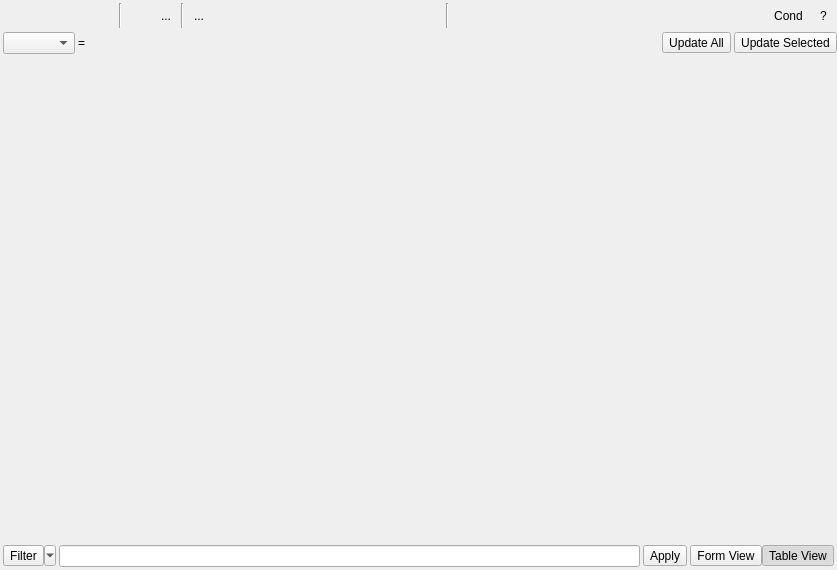
This is src/ui/qgsattributetabledialog.ui in qgis/QGIS as Qt 5 draws it before an edit. The edited form follows.
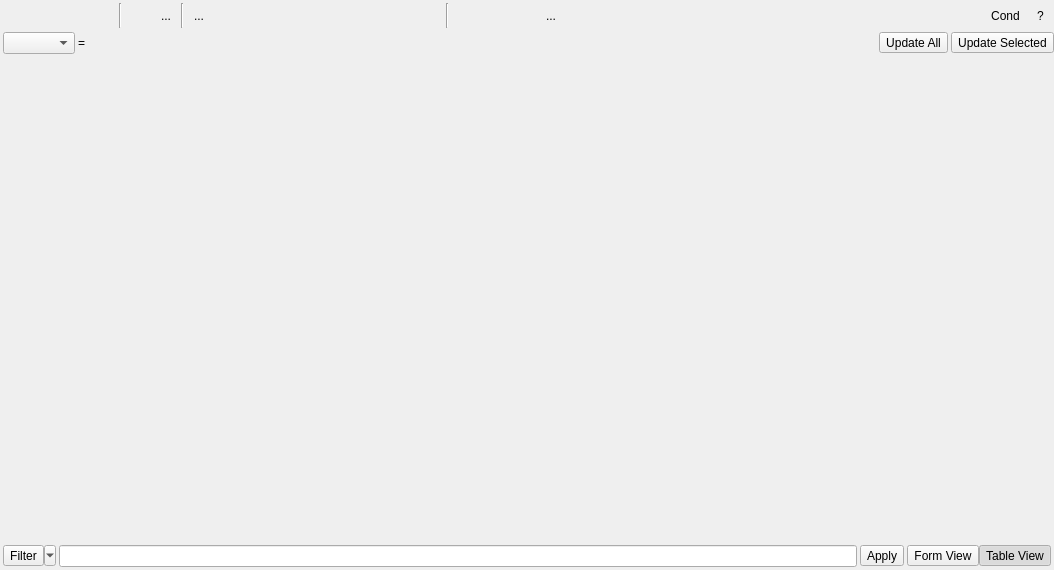
This is the edited form. Icons and pictures are not drawn. Custom widgets are drawn as their Qt base class.

Commit message: Add a possibility to hide a column in the attribute table

```diff
--- a/src/ui/qgsattributetabledialog.ui
+++ b/src/ui/qgsattributetabledialog.ui
@@ -6,7 +6,7 @@
    <rect>
     <x>0</x>
     <y>0</y>
-    <width>837</width>
+    <width>1054</width>
     <height>570</height>
    </rect>
   </property>
@@ -552,6 +552,29 @@
        </property>
       </widget>
      </item>
+     <item>
+      <widget class="QToolButton" name="mFilterTableFields">
+       <property name="toolTip">
+        <string>Hide some fields</string>
+       </property>
+       <property name="text">
+        <string>...</string>
+       </property>
+       <property name="icon">
+        <iconset resource="../../images/images.qrc">
+         <normaloff>:/images/themes/default/mActionFilterTableFields.svg</normaloff>:/images/themes/default/mActionFilterTableFields.svg</iconset>
+       </property>
+       <property name="iconSize">
+        <size>
+         <width>18</width>
+         <height>18</height>
+        </size>
+       </property>
+       <property name="autoRaise">
+        <bool>true</bool>
+       </property>
+      </widget>
+     </item>
      <item>
       <spacer name="horizontalSpacer">
        <property name="orientation">
```
Left out of the diff: 22 changed lines with no effect on the pictures. The commit also changes 12 other files.
